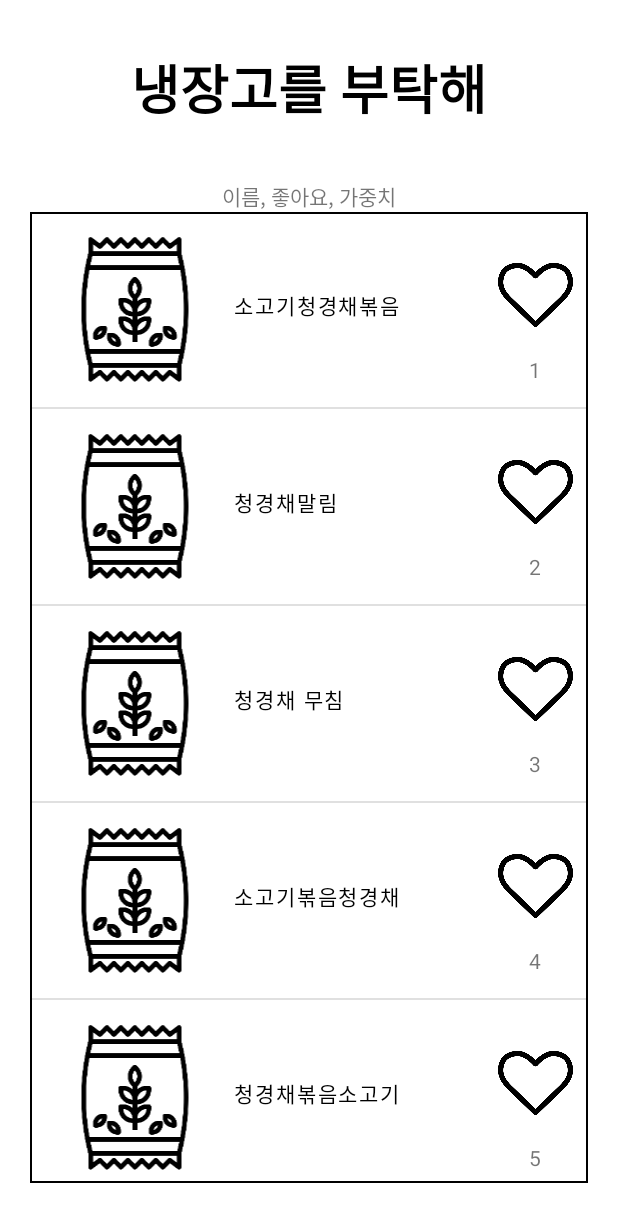
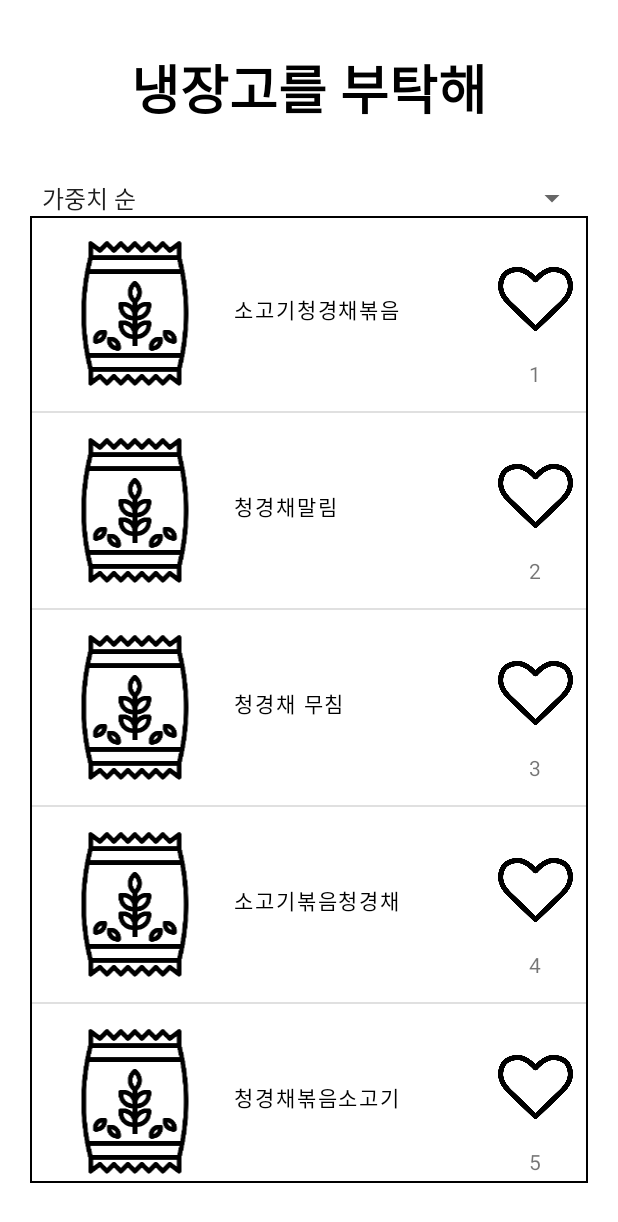
Before and after one commit to njgbth/njgbth, an Android app: the ResultActivity screen opened directly, with no data from a screen before it, on a phone screen of 412 x 824 dp. Shown: the top 1222 px of the screen. Run offline under Robolectric (Android 15) with nearby library versions, the phone set to English and light mode, and no system bars; our stand-ins replace Firebase (no records; nobody signed in at launch, a user with empty details on screens opened directly); pictures from the network do not load; 1 statement that could not run was skipped.

Commit message:
하트색칠공부 + 웹뷰 + 스피너

```diff
--- a/app/src/main/java/com/example/njgbth/ResultActivity.kt
+++ b/app/src/main/java/com/example/njgbth/ResultActivity.kt
@@ -3,6 +3,10 @@ package com.example.njgbth
 import android.content.Intent
 import androidx.appcompat.app.AppCompatActivity
 import android.os.Bundle
+import android.view.View
+import android.widget.Adapter
+import android.widget.AdapterView
+import android.widget.ArrayAdapter
 import android.widget.TextView
 import androidx.recyclerview.widget.DividerItemDecoration
 import androidx.recyclerview.widget.LinearLayoutManager
@@ -32,6 +36,43 @@ class ResultActivity : AppCompatActivity() {
             DividerItemDecoration(this,
                 DividerItemDecoration.VERTICAL)
         )
+
+        val spinner = binding.spinner
+        spinner.adapter = ArrayAdapter.createFromResource(this, R.array.sortList, android.R.layout.simple_spinner_item)
+        spinner.onItemSelectedListener = object : AdapterView.OnItemSelectedListener {
+            override fun onNothingSelected(parent: AdapterView<*>?) {
+                TODO("Not yet implemented")
+            }
+
+            override fun onItemSelected(
+                parent: AdapterView<*>?,
+                view: View?,
+                position: Int,
+                id: Long
+            ) {
+                when (position) {
+                    //가중치 순으로 보여주기 - 처음진입시
+                    0 -> {
+
+
+
+                    }
+                    //가중치 순으로 보여주기 선택시
+                    1 -> {
+
+
+
+                    }
+                    //선호도 순으로 보여주기 선택시, 0번 복붙
+                    2 -> {
+
+
+
+                    }
+                }
+            }
+        }
+
         addDataString()
         addDataInt()
     }
--- a/app/src/main/java/com/example/njgbth/WebActivity.kt
+++ b/app/src/main/java/com/example/njgbth/WebActivity.kt
@@ -18,7 +18,7 @@ class WebActivity : AppCompatActivity() {
             settings.javaScriptEnabled = true//자바스크립트 허용
         }
 
-        webView.loadUrl("https://www.naver.co.kr/")//여기에 주소 URL변경하기==< 레시피 주소
+        webView.loadUrl("https://www.10000recipe.com/")//여기에 주소 URL변경하기==< 레시피 주소
     }
 
     override fun onBackPressed() {
--- a/app/src/main/res/layout/activity_result.xml
+++ b/app/src/main/res/layout/activity_result.xml
@@ -20,36 +20,30 @@
         app:layout_constraintStart_toStartOf="parent"
         app:layout_constraintTop_toTopOf="parent" />
 
-    <TextView
-        android:id="@+id/sortMethod"
-        android:layout_width="0dp"
-        android:layout_height="wrap_content"
-        android:layout_marginTop="35dp"
-        android:text="이름, 좋아요, 가중치"
-        android:gravity="center"
-        app:layout_constraintBottom_toTopOf="@+id/resultRecycle"
-        app:layout_constraintEnd_toEndOf="@+id/resultRecycle"
-        app:layout_constraintStart_toStartOf="@+id/resultRecycle"
-        app:layout_constraintTop_toBottomOf="@+id/resultTitle"
-
-        />
-
     <androidx.recyclerview.widget.RecyclerView
         android:id="@+id/resultRecycle"
         android:layout_width="0dp"
         android:layout_height="0dp"
         android:layout_marginHorizontal="20dp"
         android:layout_marginBottom="35dp"
+        android:background="@drawable/common_outline"
         android:orientation="vertical"
         app:layoutManager="androidx.recyclerview.widget.LinearLayoutManager"
         app:layout_constraintBottom_toBottomOf="parent"
         app:layout_constraintEnd_toEndOf="parent"
         app:layout_constraintStart_toStartOf="parent"
-        app:layout_constraintTop_toBottomOf="@+id/sortMethod"
-        tools:listitem="@layout/recipe_recycler"
-        android:background="@drawable/common_outline"
-        />
+        app:layout_constraintTop_toBottomOf="@+id/spinner"
+        app:layout_constraintVertical_bias="0.0"
+        tools:listitem="@layout/recipe_recycler" />
 
+    <Spinner
+        android:id="@+id/spinner"
+        android:layout_width="0dp"
+        android:layout_height="wrap_content"
+        android:layout_marginTop="35dp"
+        app:layout_constraintEnd_toEndOf="@+id/resultRecycle"
+        app:layout_constraintStart_toStartOf="@+id/resultRecycle"
+        app:layout_constraintTop_toBottomOf="@+id/resultTitle" />
 
 
 </androidx.constraintlayout.widget.ConstraintLayout>
--- /dev/null
+++ b/app/src/main/res/values/array.xml
@@ -0,0 +1,9 @@
+<?xml version="1.0" encoding="utf-8"?>
+<resources>
+
+    <string-array name="sortList">
+        <item>가중치 순</item>
+        <item>선호도 순</item>
+    </string-array>
+
+</resources>
```
